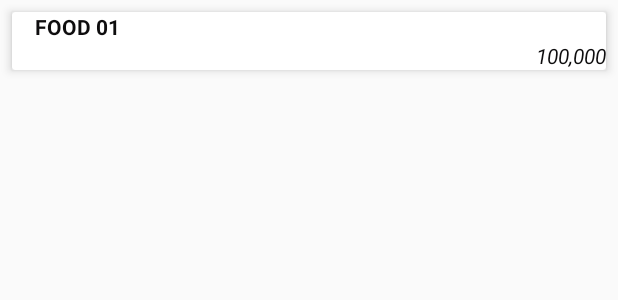
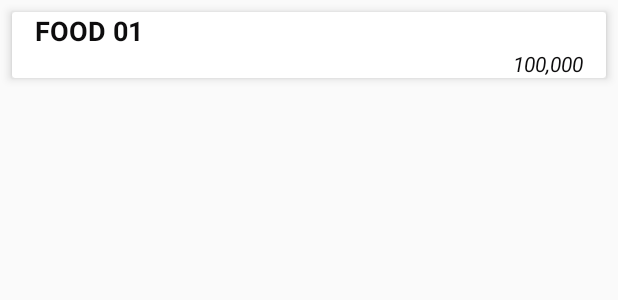
Before and after one commit to ntvien/SmartFoodCourtBK, an Android app: the layout cart_stall_item_layout.xml on its own in the app's theme, with its tools: preview values and no code run, on a phone screen of 412 x 824 dp. Shown: the top 300 px of the screen. Run offline under Robolectric (Android 15) with nearby library versions, the phone set to English and light mode, and no system bars.

Commit message:
fix cart_stall_item_layout

```diff
--- a/app/src/main/res/layout/cart_stall_item_layout.xml
+++ b/app/src/main/res/layout/cart_stall_item_layout.xml
@@ -20,6 +20,7 @@
                 android:layout_height="wrap_content"
                 android:layout_marginLeft="15dp"
                 android:gravity="center_vertical|start"
+                android:textSize="18sp"
                 android:text="Food 01"
                 android:textAllCaps="true"
                 android:textColor="@color/overlayActionBar"
@@ -36,6 +37,7 @@
                 android:layout_width="match_parent"
                 android:layout_height="wrap_content"
                 android:layout_marginLeft="15dp"
+                android:layout_marginRight="15dp"
                 android:gravity="right"
                 android:text="100,000"
                 android:textAllCaps="true"
```
